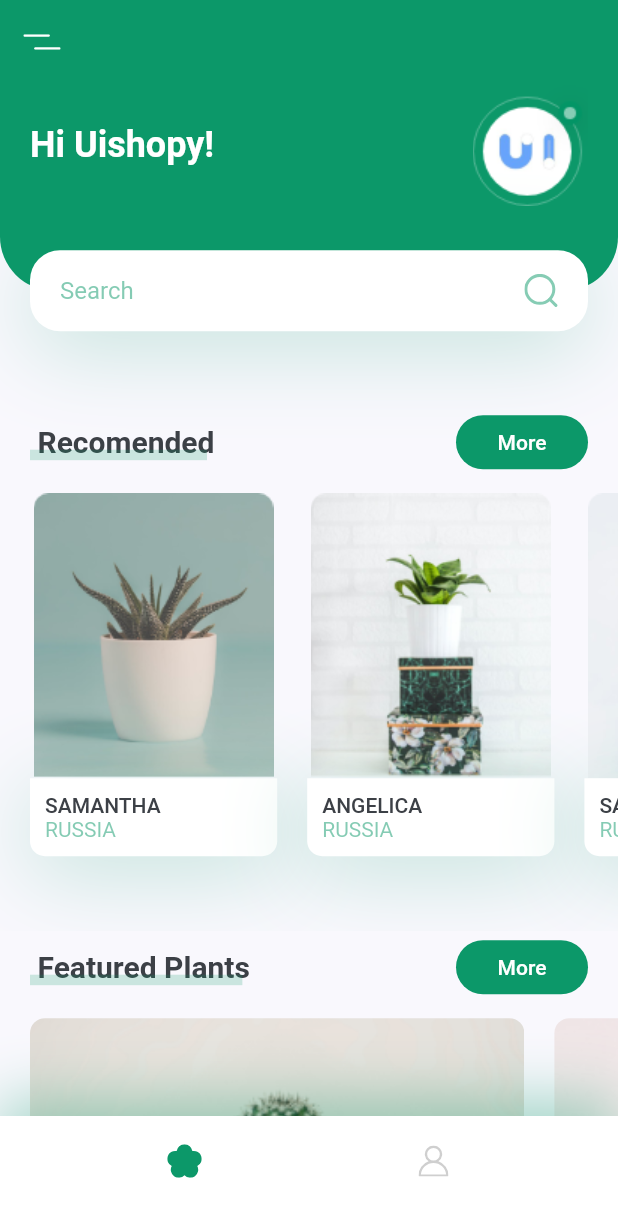
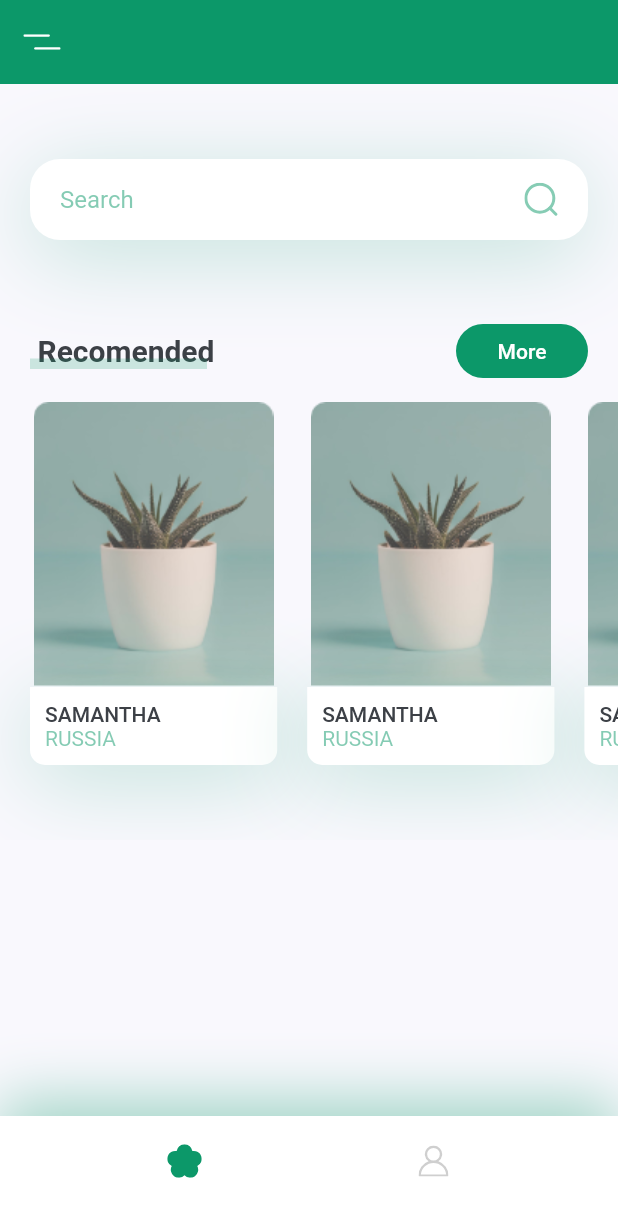
Before and after one commit to vanhoangg/iot_flutter, a Flutter app: the screen it shows after launch, on a phone screen of 412 x 824 dp. Shown: the top 1217 px of the screen. Run offline on Flutter 3.47's test engine with Material 2 defaults, Android fonts, the phone set to English and light mode, and no system bars; our stand-ins replace flutter_svg, fluttertoast, socket_io_client; missing offline and left inert: mqtt_client, socket_io.

Commit message:
Update UI , Refactor Code

```diff
--- a/lib/screens/details/components/icon_card.dart
+++ b/lib/screens/details/components/icon_card.dart
@@ -1,8 +1,8 @@
 import 'package:flutter/material.dart';
 import 'package:flutter_svg/flutter_svg.dart';
+import 'package:iot_flutter/screens/iot_dashboard/dashboard.dart';
 
 import '../../../constants.dart';
-import 'temperature.dart';
 
 class IconCard extends StatelessWidget {
   const IconCard({
@@ -43,7 +43,7 @@ class IconCard extends StatelessWidget {
         Navigator.push(
           context,
           MaterialPageRoute(
-            builder: (context) => TemperatureScreen(),
+            builder: (context) => DashBoardScreen(),
           ),
         );
       },
--- a/lib/screens/home/components/body.dart
+++ b/lib/screens/home/components/body.dart
@@ -19,8 +19,8 @@ class Body extends StatelessWidget {
           HeaderWithSearchBox(size: size),
           TitleWithMoreBtn(title: "Recomended", press: () {}),
           RecomendsPlants(),
-          TitleWithMoreBtn(title: "Featured Plants", press: () {}),
-          FeaturedPlants(),
+          // TitleWithMoreBtn(title: "Featured Plants", press: () {}),
+          // FeaturedPlants(),
           SizedBox(height: kDefaultPadding),
         ],
       ),
--- a/lib/screens/home/components/header_with_seachbox.dart
+++ b/lib/screens/home/components/header_with_seachbox.dart
@@ -14,38 +14,9 @@ class HeaderWithSearchBox extends StatelessWidget {
   @override
   Widget build(BuildContext context) {
     return Container(
-      margin: EdgeInsets.only(bottom: kDefaultPadding * 2.5),
+      margin: EdgeInsets.symmetric(vertical: kDefaultPadding * 2.5),
       // It will cover 20% of our total height
-      height: size.height * 0.2,
-      child: Stack(
-        children: <Widget>[
-          Container(
-            padding: EdgeInsets.only(
-              left: kDefaultPadding,
-              right: kDefaultPadding,
-              bottom: 36 + kDefaultPadding,
-            ),
-            height: size.height * 0.2 - 27,
-            decoration: BoxDecoration(
-              color: kPrimaryColor,
-              borderRadius: BorderRadius.only(
-                bottomLeft: Radius.circular(36),
-                bottomRight: Radius.circular(36),
-              ),
-            ),
-            child: Row(
-              children: <Widget>[
-                Text(
-                  'Hi Uishopy!',
-                  style: Theme.of(context).textTheme.headline5.copyWith(
-                      color: Colors.white, fontWeight: FontWeight.bold),
-                ),
-                Spacer(),
-                Image.asset("assets/images/logo.png")
-              ],
-            ),
-          ),
-          Positioned(
+      child: Positioned(
         bottom: 0,
         left: 0,
         right: 0,
@@ -77,9 +48,6 @@ class HeaderWithSearchBox extends StatelessWidget {
                     ),
                     enabledBorder: InputBorder.none,
                     focusedBorder: InputBorder.none,
-                        // surffix isn't working properly  with SVG
-                        // thats why we use row
-                        // suffixIcon: SvgPicture.asset("assets/icons/search.svg"),
                   ),
                 ),
               ),
@@ -88,8 +56,6 @@ class HeaderWithSearchBox extends StatelessWidget {
           ),
         ),
       ),
-        ],
-      ),
     );
   }
 }
--- a/lib/screens/home/components/recomend_plants.dart
+++ b/lib/screens/home/components/recomend_plants.dart
@@ -13,8 +13,8 @@ class RecomendsPlants extends StatelessWidget {
     return SingleChildScrollView(
       scrollDirection: Axis.horizontal,
       child: Row(
-        children: <Widget>[
-          RecomendPlantCard(
+        children: List.generate(3, (index) {
+          return RecomendPlantCard(
             image: "assets/images/image_1.png",
             title: "Samantha",
             country: "Russia",
@@ -26,27 +26,8 @@ class RecomendsPlants extends StatelessWidget {
                 ),
               );
             },
-          ),
-          RecomendPlantCard(
-            image: "assets/images/image_2.png",
-            title: "Angelica",
-            country: "Russia",
-            press: () {
-              Navigator.push(
-                context,
-                MaterialPageRoute(
-                  builder: (context) => DetailsScreen(),
-                ),
-              );
-            },
-          ),
-          RecomendPlantCard(
-            image: "assets/images/image_3.png",
-            title: "Samantha",
-            country: "Russia",
-            press: () {},
-          ),
-        ],
+          );
+        }),
       ),
     );
   }
```
Also changed, not shown: lib/screens/details/components/image_and_icons.dart (+4 -3 lines), lib/screens/iot_dashboard/components/app_bar.dart (added, +54 -0 lines), lib/screens/iot_dashboard/components/sensor_item.dart (added, +79 -0 lines), lib/screens/iot_dashboard/components/unicorn_button.dart (added, +88 -0 lines), lib/screens/iot_dashboard/dashboard.dart (renamed from lib/screens/details/components/temperature.dart, +11 -85 lines). Lines whose indentation alone changed are shown as unchanged.
